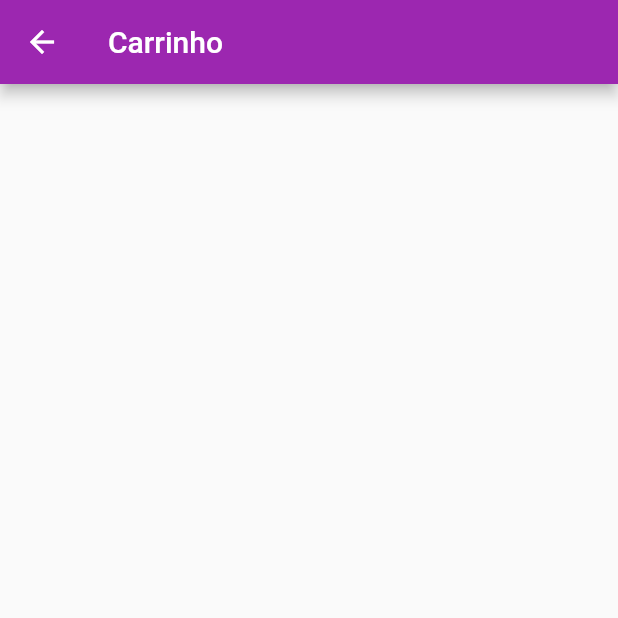
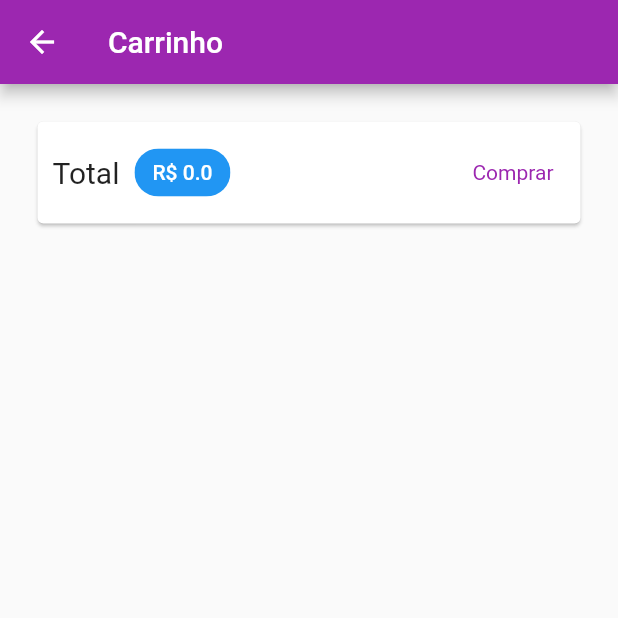
Before and after one commit to jianLicio/loja, a Flutter app: the CarrinhoPagina screen opened by its route, on a phone screen of 412 x 824 dp, the top half of it. Run offline on Flutter 3.47's test engine with Material 2 defaults, Android fonts, the light colour scheme and no system bars; our stand-ins replace google_fonts; network calls fail; Roboto replaces fonts that are missing (Acme).

Commit message:
adicionando itens ao carrinho

```diff
--- a/lib/models/carrinho.dart
+++ b/lib/models/carrinho.dart
@@ -16,7 +16,7 @@ class Carrinho with ChangeNotifier {
     return _itens.length;
   }
 
-  double get totalAmount {
+  double get totalCompras {
     double total = 0.0;
     _itens.forEach((key, cartItem) {
       total += cartItem.preco * cartItem.quantidade;
--- a/lib/pages/carrinho_pagina.dart
+++ b/lib/pages/carrinho_pagina.dart
@@ -1,14 +1,64 @@
 import 'package:flutter/material.dart';
+import 'package:loja/components/carrinho_item.dart';
+import 'package:loja/models/carrinho.dart';
+import 'package:provider/provider.dart';
 
 class CarrinhoPagina extends StatelessWidget {
   const CarrinhoPagina({Key? key}) : super(key: key);
 
   @override
   Widget build(BuildContext context) {
+    final Carrinho carrinho = Provider.of(context);
+    final itens = carrinho.itens.values.toList();
+
     return Scaffold(
       appBar: AppBar(
         title: const Text('Carrinho'),
       ),
+      body: Column(children: [
+        Card(
+          margin: const EdgeInsets.all(25),
+          child: Padding(
+            padding: const EdgeInsets.all(10),
+            child: Row(
+              mainAxisAlignment: MainAxisAlignment.spaceBetween,
+              children: [
+                const Text(
+                  'Total',
+                  style: TextStyle(fontSize: 20),
+                ),
+                const SizedBox(width: 10),
+                Chip(
+                  backgroundColor: Theme.of(context).primaryColor,
+                  label: Text(
+                    'R\$ ${carrinho.totalCompras}',
+                    style: const TextStyle(
+                      color: Colors.white,
+                    ),
+                  ),
+                ),
+                const Spacer(),
+                TextButton(
+                  onPressed: () {},
+                  child: const Text('Comprar'),
+                  style: TextButton.styleFrom(
+                    textStyle: TextStyle(
+                      color: Theme.of(context).primaryColor,
+                    ),
+                  ),
+                )
+              ],
+            ),
+          ),
+        ),
+        Expanded(
+          child: ListView.builder(
+            itemCount: itens.length,
+            itemBuilder: (context, i) =>
+                CarrinhoItemWidget(carrinhoItem: itens[i]),
+          ),
+        ),
+      ]),
     );
   }
 }
```
Also changed, not shown: lib/components/carrinho_item.dart (added, +30 -0 lines).
